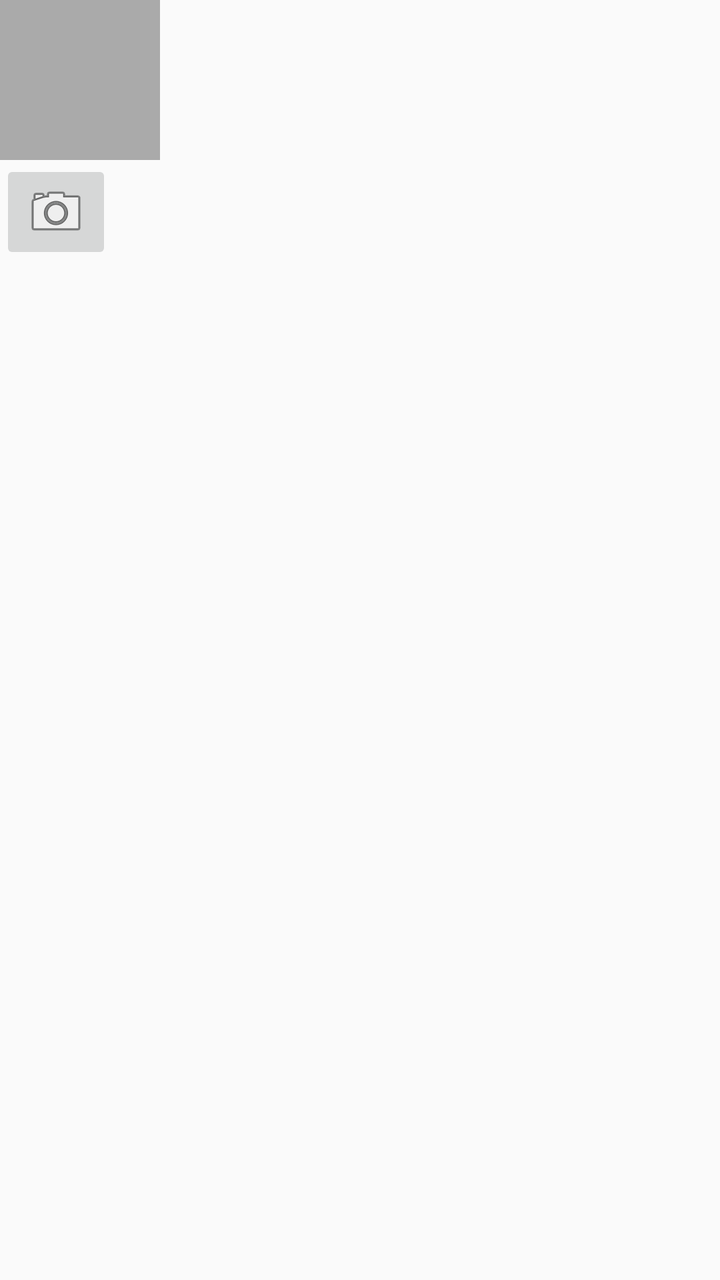
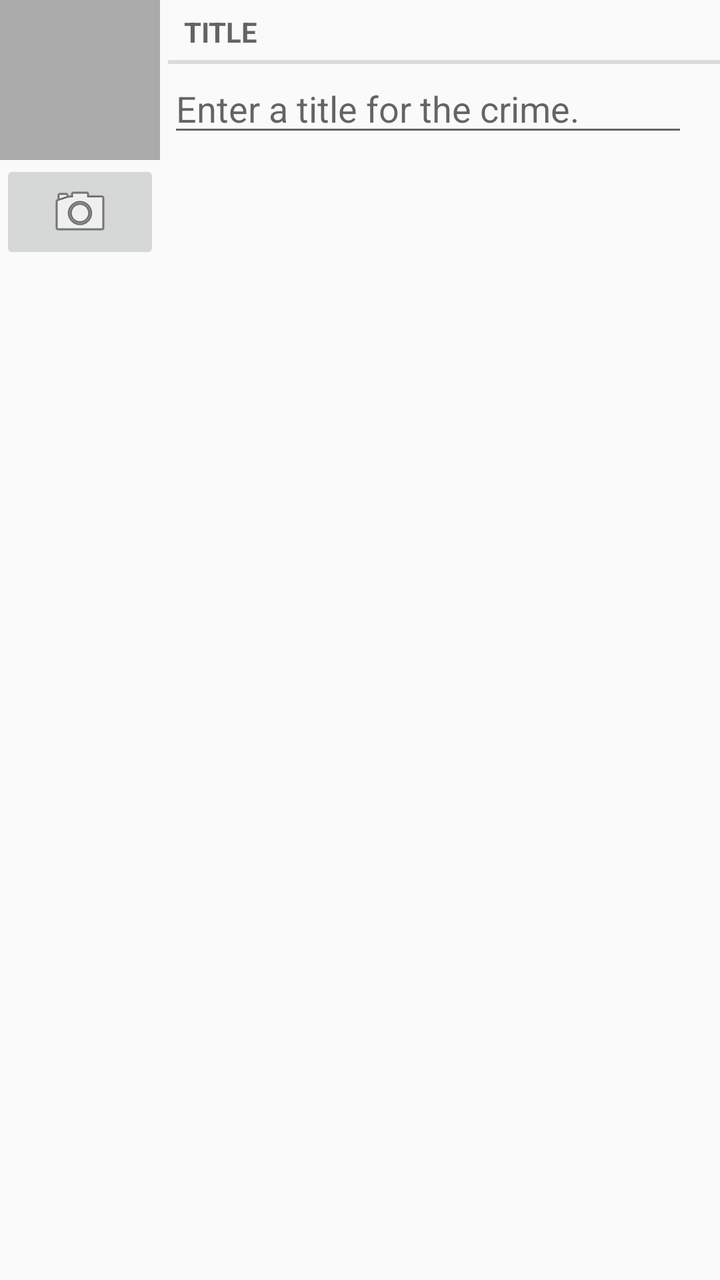

Two renders of the same Android screen: before a commit and after it. Below are the layout's source before the change and the commit's diff.
<!-- AndroidManifest.xml: application theme Theme.CriminalIntent -->
<!-- res/layout/view_camera_and_title.xml -->
<?xml version="1.0" encoding="utf-8"?>
<LinearLayout xmlns:android="http://schemas.android.com/apk/res/android"
    android:layout_width="match_parent"
    android:layout_height="wrap_content"
    android:layout_marginLeft="16dp"
    android:layout_marginTop="16dp">

    <LinearLayout
        android:layout_width="match_parent"
        android:layout_height="match_parent"
        android:layout_marginRight="4dp"
        android:orientation="vertical">

        <ImageView
            android:id="@+id/crime_photo"
            android:layout_width="80dp"
            android:layout_height="80dp"
            android:background="@android:color/darker_gray"
            android:cropToPadding="true"
            android:scaleType="centerInside">

        </ImageView>

        <ImageButton
            android:id="@+id/crime_camera"
            android:layout_width="wrap_content"
            android:layout_height="wrap_content"
            android:src="@android:drawable/ic_menu_camera">

        </ImageButton>


    </LinearLayout>

    <LinearLayout
        android:layout_width="wrap_content"
        android:layout_height="wrap_content"
        android:orientation="vertical"
        android:layout_weight="1"
        >


    </LinearLayout>
</LinearLayout>
<!-- resources referenced by this layout -->
<resources>
  <style name="Theme.CriminalIntent" parent="Base.Theme.CriminalIntent" />
  <style name="Base.Theme.CriminalIntent" parent="Theme.AppCompat.Light.DarkActionBar">
          
          
      </style>
</resources>

<!-- the commit's change to res/layout/view_camera_and_title.xml (unified diff, before → after) -->
@@ -6,11 +6,10 @@
     android:layout_marginTop="16dp">
 
     <LinearLayout
-        android:layout_width="match_parent"
-        android:layout_height="match_parent"
+        android:layout_width="wrap_content"
+        android:layout_height="wrap_content"
         android:layout_marginRight="4dp"
         android:orientation="vertical">
-
         <ImageView
             android:id="@+id/crime_photo"
             android:layout_width="80dp"
@@ -18,18 +17,14 @@
             android:background="@android:color/darker_gray"
             android:cropToPadding="true"
             android:scaleType="centerInside">
-
         </ImageView>
 
         <ImageButton
             android:id="@+id/crime_camera"
-            android:layout_width="wrap_content"
+            android:layout_width="match_parent"
             android:layout_height="wrap_content"
             android:src="@android:drawable/ic_menu_camera">
-
         </ImageButton>
-
-
     </LinearLayout>
 
     <LinearLayout
@@ -38,7 +33,20 @@
         android:orientation="vertical"
         android:layout_weight="1"
         >
-
-
+        <TextView
+            android:layout_width="match_parent"
+            android:layout_height="wrap_content"
+            android:text ="@string/crime_title_label"
+            style ="?android:listSeparatorTextViewStyle"
+            >
+        </TextView>
+        <EditText
+            android:id="@+id/crime_title"
+            android:layout_width="match_parent"
+            android:layout_height="wrap_content"
+            android:layout_marginRight="16dp"
+            android:hint="@string/crime_title_hint"
+            >
+        </EditText>
     </LinearLayout>
 </LinearLayout>
<!-- resource entries referenced after the edit -->
@@ -1,5 +1,7 @@
 <!-- resources referenced by this layout -->
 <resources>
+  <string name="crime_title_hint">Enter a title for the crime.</string>
+  <string name="crime_title_label">Title</string>
   <style name="Theme.CriminalIntent" parent="Base.Theme.CriminalIntent" />
   <style name="Base.Theme.CriminalIntent" parent="Theme.AppCompat.Light.DarkActionBar">
           
